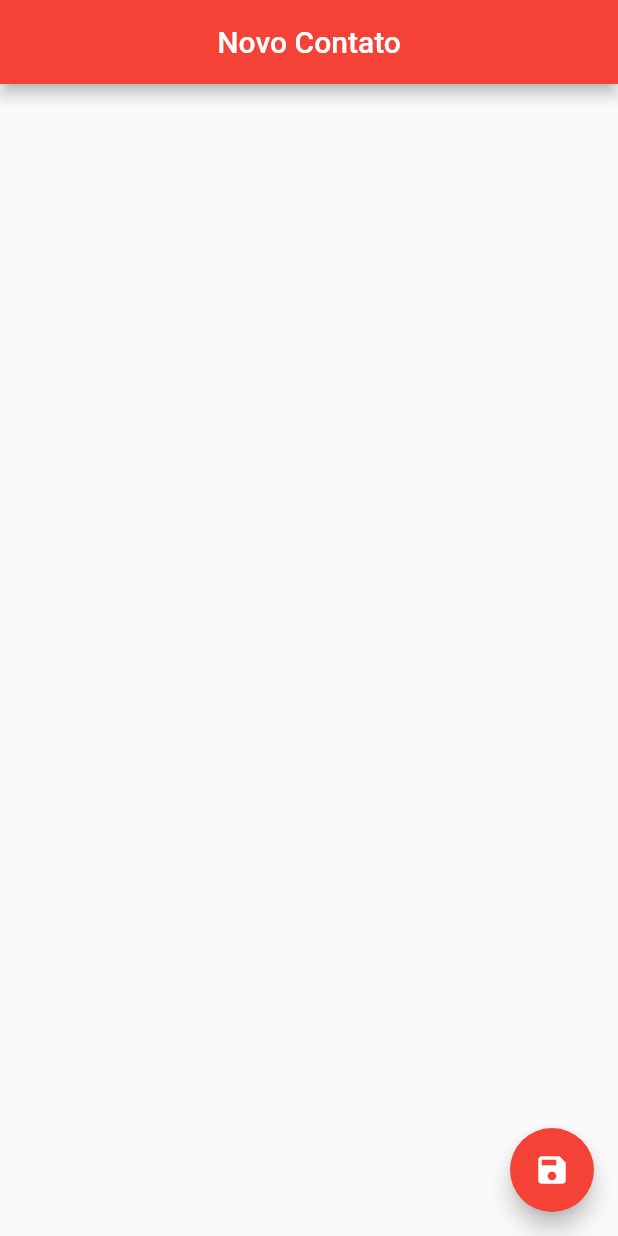
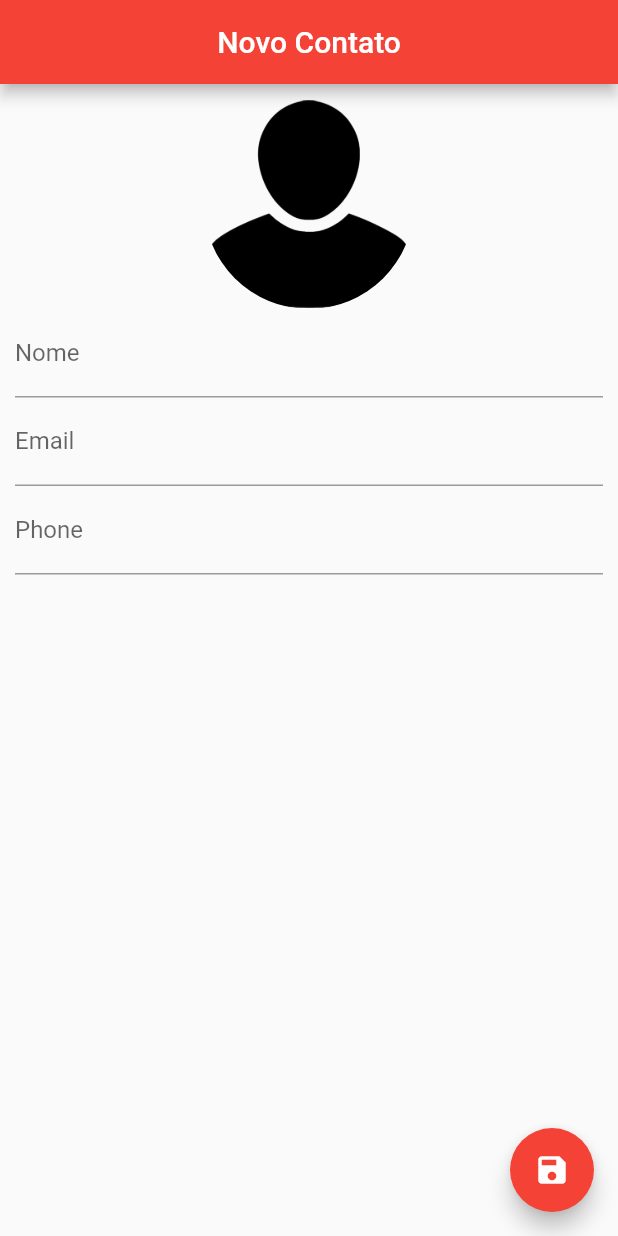
Before and after one commit to felip3fl/UDEMY_FLUTTER, a Flutter app: the screen it shows after launch, on a phone screen of 412 x 824 dp. Run offline on Flutter 3.47's test engine with Material 2 defaults, Android fonts, the phone set to English and light mode, and no system bars; our stand-ins replace share, sqflite, transparent_image; accounts and stored records are empty.

Commit message:
Aula 103

```diff
--- a/agenda_contatos/lib/ui/contact_page.dart
+++ b/agenda_contatos/lib/ui/contact_page.dart
@@ -1,3 +1,5 @@
+import 'dart:io';
+
 import 'package:agenda_contatos/helpers/contact_helper.dart';
 import 'package:flutter/material.dart';
 
@@ -13,7 +15,12 @@ class ContactPage extends StatefulWidget {
 
 class _ContactPageState extends State<ContactPage> {
 
+  final _nameController = TextEditingController();
+  final _emailController = TextEditingController();
+  final _phoneController = TextEditingController();
+
   Contact _editedContact;
+  bool _userEdited = false;
 
   @override
   void initState() {
@@ -22,6 +29,10 @@ class _ContactPageState extends State<ContactPage> {
       _editedContact = Contact();
     }else{
       _editedContact = Contact.fromMap(widget.contact.toMap());
+
+      _nameController.text = _editedContact.name;
+      _emailController.text = _editedContact.email;
+      _phoneController.text = _editedContact.phone;
     }
   }
 
@@ -38,6 +49,55 @@ class _ContactPageState extends State<ContactPage> {
         child: Icon(Icons.save),
         backgroundColor: Colors.red,
       ),
+      body: SingleChildScrollView(
+        padding: EdgeInsets.all(10.0),
+        child: Column(
+          children: <Widget>[
+            GestureDetector(
+              child: Container(
+                width: 140.0,
+                height: 140.0,
+                decoration: BoxDecoration(
+                  shape: BoxShape.circle,
+                  image: DecorationImage(
+                      image: _editedContact.img != null ?
+                      FileImage(File(_editedContact.img)) :
+                      AssetImage("images/person.png")
+                  ),
+                ),
+              ),
+            ),
+            TextField(
+              controller: _nameController,
+              decoration: InputDecoration(labelText: "Nome"),
+              onChanged: (text){
+                _userEdited = true;
+                setState(() {
+                  _editedContact.name = text;
+                });
+              },
+            ),
+            TextField(
+              controller: _emailController,
+              decoration: InputDecoration(labelText: "Email"),
+              onChanged: (text){
+                _userEdited = true;
+                _editedContact.email = text;
+              },
+              keyboardType: TextInputType.emailAddress,
+            ),
+            TextField(
+              controller: _phoneController,
+              decoration: InputDecoration(labelText: "Phone"),
+              onChanged: (text){
+                _userEdited = true;
+                _editedContact.phone = text;
+              },
+              keyboardType: TextInputType.phone,
+            ),
+          ],
+        ),
+      ),
     );
   }
 }
```
